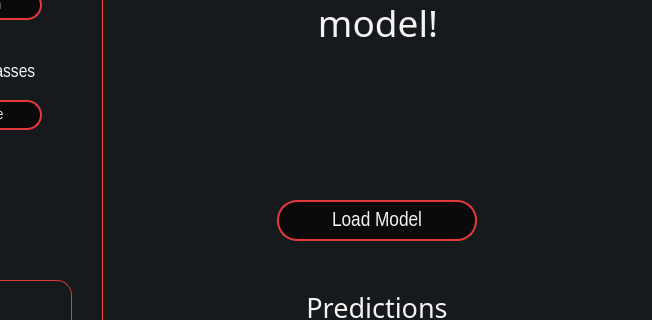
Above: main-page.ui from heidariarash/NN2GUI before the change; both pictures show x 348 to 1000 and y 100 to 420 of the 1000 by 750 pixel window. Below: the same form after it.
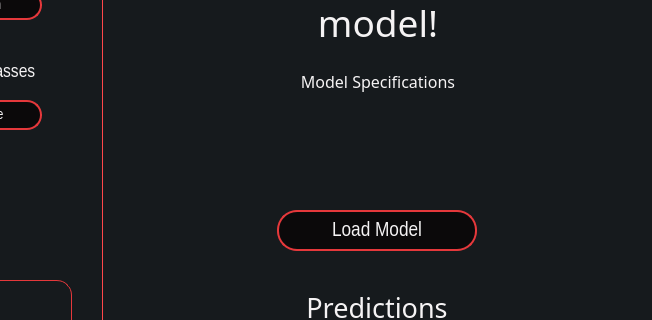
That is the form after the change. Icons and pictures are not drawn.

Commit message: model spec added

Diff of the .ui file:
```diff
--- a/main-page.ui
+++ b/main-page.ui
@@ -34,6 +34,51 @@
    <string notr="true">background-color: rgb(22, 26, 29);</string>
   </property>
   <widget class="QWidget" name="centralwidget">
+   <widget class="QLabel" name="model_spec">
+    <property name="enabled">
+     <bool>true</bool>
+    </property>
+    <property name="geometry">
+     <rect>
+      <x>480</x>
+      <y>170</y>
+      <width>492</width>
+      <height>111</height>
+     </rect>
+    </property>
+    <property name="sizePolicy">
+     <sizepolicy hsizetype="Preferred" vsizetype="Preferred">
+      <horstretch>0</horstretch>
+      <verstretch>30</verstretch>
+     </sizepolicy>
+    </property>
+    <property name="font">
+     <font>
+      <family>MV Boli</family>
+      <pointsize>12</pointsize>
+     </font>
+    </property>
+    <property name="styleSheet">
+     <string notr="true">QLabel {
+	color: #F5F3F4;
+}</string>
+    </property>
+    <property name="text">
+     <string>Model Specifications</string>
+    </property>
+    <property name="textFormat">
+     <enum>Qt::PlainText</enum>
+    </property>
+    <property name="scaledContents">
+     <bool>false</bool>
+    </property>
+    <property name="alignment">
+     <set>Qt::AlignHCenter|Qt::AlignTop</set>
+    </property>
+    <property name="wordWrap">
+     <bool>true</bool>
+    </property>
+   </widget>
    <widget class="QComboBox" name="framework_type">
     <property name="geometry">
      <rect>
@@ -736,7 +781,7 @@
     <property name="geometry">
      <rect>
       <x>625</x>
-      <y>300</y>
+      <y>310</y>
       <width>200</width>
       <height>41</height>
      </rect>
```
The commit also changes 2 other files.
